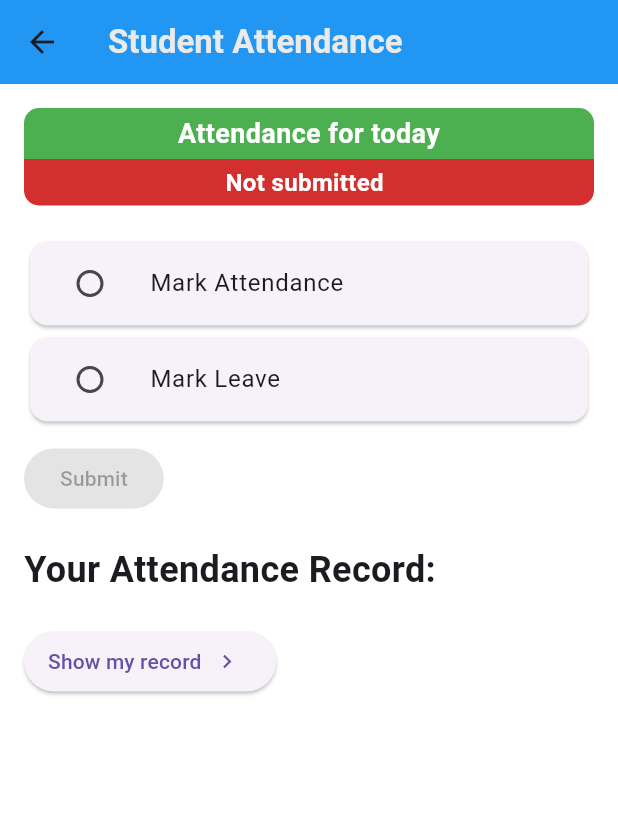
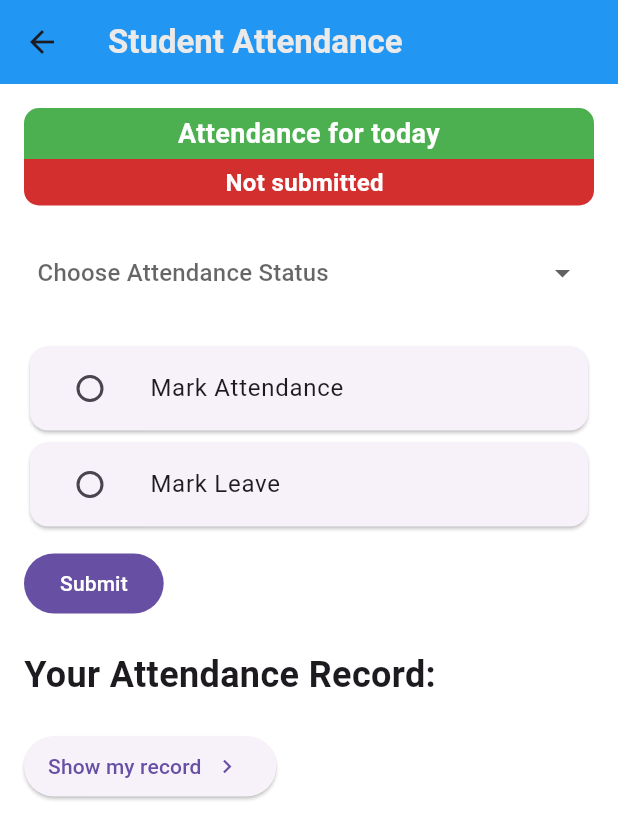
Before and after one commit to abdullah-works/Attendance-Management-System-App, a Flutter app: the UserPanel screen opened directly, on a phone screen of 412 x 824 dp. Shown: the top 839 px of the screen. Run offline on Flutter 3.47's test engine with Material 3 defaults, Android fonts, the light colour scheme and no system bars; our stand-ins replace cloud_firestore, firebase_auth, firebase_core, flutter_spinkit, internet_connection_checker_plus; accounts and stored records are empty.

Commit message:
added dropdown button
Dropdown button will be used now for future attendance recording, will also display a text field widget for a leave request text in future commits if the user selected leave status for attendance.

```diff
--- a/lib/screens/user_panel.dart
+++ b/lib/screens/user_panel.dart
@@ -12,6 +12,8 @@ class UserPanel extends StatefulWidget {
 
 class _UserPanelState extends State<UserPanel> {
   AttendanceOptions? _character;
+  String? selectedAttendance;
+  bool isValueSelected = false;
   bool isAttendanceSubmitted = false;
   @override
   Widget build(BuildContext context) {
@@ -81,6 +83,56 @@ class _UserPanelState extends State<UserPanel> {
               ),
             ),
             const SizedBox(height: 20.0),
+            Container(
+              decoration: BoxDecoration(
+                border: Border.all(
+                  color: Colors.white38,
+                ),
+                borderRadius: BorderRadius.circular(8),
+              ),
+              child: DropdownButton(
+                  dropdownColor: Colors.white,
+                  style: Theme.of(context).textTheme.titleMedium!.copyWith(
+                        color: const Color.fromARGB(255, 8, 85, 148),
+                      ),
+                  underline: const SizedBox.shrink(),
+                  hint: const Text('Choose Attendance Status'),
+                  value: isAttendanceSubmitted
+                      ? null
+                      : selectedAttendance, // in order for the [disabledHint] to display, the [value] should also be null as well as [onChanged]
+                  isExpanded: true,
+                  padding: const EdgeInsets.symmetric(horizontal: 8),
+                  borderRadius: BorderRadius.circular(10),
+                  disabledHint: Text(
+                    '$selectedAttendance (submitted)',
+                    style: const TextStyle(
+                        color: Colors.black45, fontWeight: FontWeight.bold),
+                  ),
+                  onChanged: (isAttendanceSubmitted)
+                      ? null
+                      : (String? value) {
+                          setState(() {
+                            if (value == null) {
+                              return;
+                            }
+                            selectedAttendance = value;
+                            isValueSelected = true;
+                          });
+                        },
+                  items: [
+                    'Present',
+                    'Absent',
+                    'Leave',
+                  ].map(
+                    (String attendanceItem) {
+                      return DropdownMenuItem(
+                        value: attendanceItem,
+                        child: Text(attendanceItem),
+                      );
+                    },
+                  ).toList()),
+            ),
+            const SizedBox(height: 20.0),
             AttendanceRadioButton(
               text: 'Mark Attendance',
               value: AttendanceOptions.markAttendance,
@@ -102,22 +154,23 @@ class _UserPanelState extends State<UserPanel> {
               },
             ),
             const SizedBox(height: 10.0),
-            // FilledButton.icon(
-            //   onPressed: () {},
-            //   label: Text('Submit'),
-            //   icon: Icon(Icons.done),
-            // ),
             FilledButton(
-              onPressed: (_character == null)
-                  ? null
-                  : () {
+              onPressed: () {
+                if (isValueSelected == false) {
+                  ScaffoldMessenger.of(context).showSnackBar(
+                    const SnackBar(
+                      content: Text('Please select a value for attendance.'),
+                    ),
+                  );
+                  return;
+                }
                 showDialog(
                   context: context,
                   builder: (builder) {
                     return AlertDialog(
                       title: const Text('Confirmation'),
-                              content: const Text(
-                                  "This can't be undone! Are you sure?"),
+                      content:
+                          const Text("This can't be undone! Are you sure?"),
                       actions: [
                         TextButton(
                             onPressed: () {
@@ -134,7 +187,8 @@ class _UserPanelState extends State<UserPanel> {
                             child: const Text('Cancel')),
                       ],
                     );
-                          });
+                  },
+                );
               },
               child: const Text('Submit'),
               // label: Text('Submit'),
```
Lines whose indentation alone changed are shown as unchanged.
